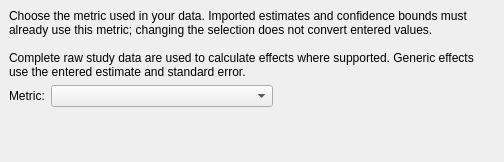
Above: src/rc_metastudio/forms/choose_metric_page.ui from AliSalman-et-al/rc-metastudio before the change. Below: the same form after it.
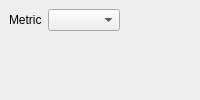
That is the form after the change.

Commit message: Simplify new-sheet metric choice wording

```diff
--- a/src/rc_metastudio/forms/choose_metric_page.ui
+++ b/src/rc_metastudio/forms/choose_metric_page.ui
@@ -20,7 +20,7 @@
    <string>WizardPage</string>
   </property>
   <property name="title">
-   <string>Choose a metric...</string>
+   <string>Choose a metric</string>
   </property>
   <property name="subTitle">
    <string/>
@@ -38,24 +38,12 @@
      <widget class="QWidget" name="pageScrollContent">
       <property name="sizePolicy"><sizepolicy hsizetype="Ignored" vsizetype="Preferred"><horstretch>0</horstretch><verstretch>0</verstretch></sizepolicy></property>
       <layout class="QVBoxLayout" name="verticalLayout">
-       <item>
-        <widget class="QLabel" name="label_2">
-     <property name="text">
-      <string>Choose the metric used in your data. Imported estimates and confidence bounds must already use this metric; changing the selection does not convert entered values.
-
-Complete raw study data are used to calculate effects where supported. Generic effects use the entered estimate and standard error.</string>
-     </property>
-     <property name="wordWrap">
-      <bool>true</bool>
-     </property>
-    </widget>
-   </item>
    <item>
     <layout class="QHBoxLayout" name="horizontalLayout">
      <item>
       <widget class="QLabel" name="label">
        <property name="text">
-        <string>Metric:</string>
+        <string>Metric</string>
        </property>
        <property name="buddy"><cstring>metric_cbo_box</cstring></property>
       </widget>
```
The commit also changes 3 other files.
